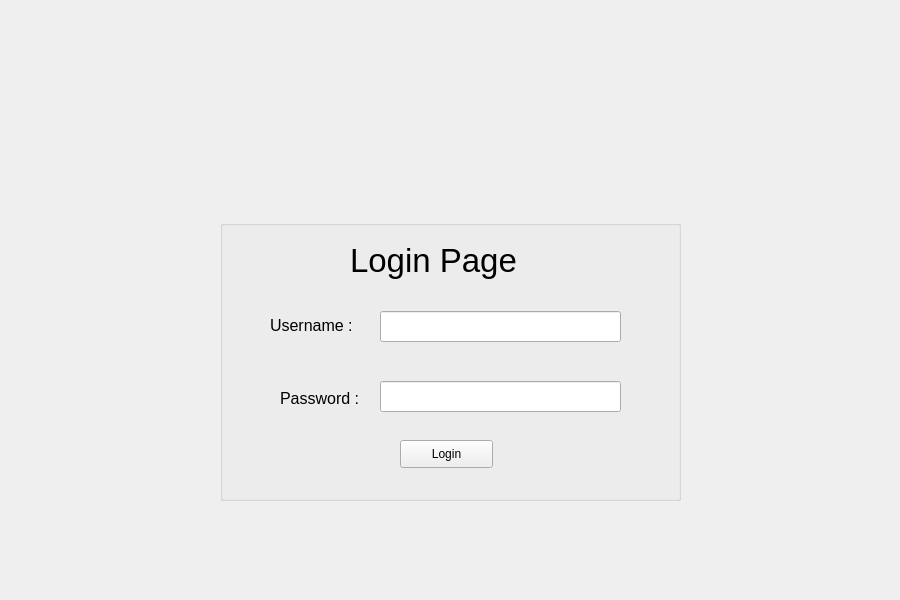
Old version of the form login.ui in the repository Poom1997/gman.
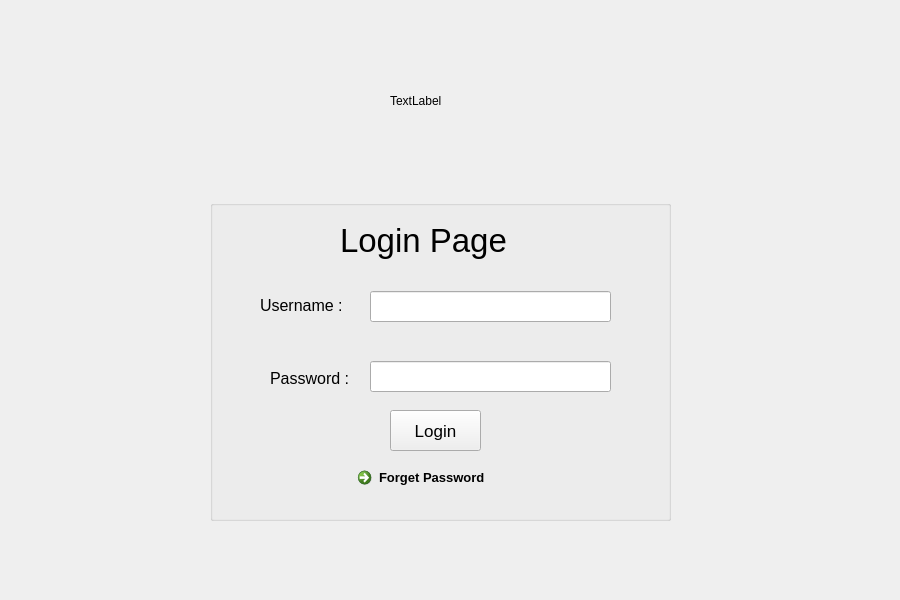
New version of the form.

The edit to the form file:
```diff
--- a/login.ui
+++ b/login.ui
@@ -28,10 +28,10 @@
   <widget class="QGroupBox" name="groupBox">
    <property name="geometry">
     <rect>
-     <x>220</x>
-     <y>220</y>
+     <x>210</x>
+     <y>200</y>
      <width>461</width>
-     <height>281</height>
+     <height>321</height>
     </rect>
    </property>
    <property name="title">
@@ -46,6 +46,15 @@
       <height>31</height>
      </rect>
     </property>
+    <property name="inputMask">
+     <string/>
+    </property>
+    <property name="text">
+     <string/>
+    </property>
+    <property name="echoMode">
+     <enum>QLineEdit::Password</enum>
+    </property>
    </widget>
    <widget class="QLabel" name="usernamelabel">
     <property name="geometry">
@@ -97,11 +106,16 @@
     <property name="geometry">
      <rect>
       <x>180</x>
-      <y>220</y>
-      <width>93</width>
-      <height>28</height>
+      <y>210</y>
+      <width>91</width>
+      <height>41</height>
      </rect>
     </property>
+    <property name="font">
+     <font>
+      <pointsize>13</pointsize>
+     </font>
+    </property>
     <property name="text">
      <string>Login</string>
     </property>
@@ -127,6 +141,38 @@
      <string>Login Page</string>
     </property>
    </widget>
+   <widget class="QCommandLinkButton" name="forgetButton">
+    <property name="geometry">
+     <rect>
+      <x>140</x>
+      <y>260</y>
+      <width>171</width>
+      <height>41</height>
+     </rect>
+    </property>
+    <property name="font">
+     <font>
+      <family>Segoe UI</family>
+      <pointsize>10</pointsize>
+     </font>
+    </property>
+    <property name="text">
+     <string>Forget Password</string>
+    </property>
+   </widget>
+  </widget>
+  <widget class="QLabel" name="label_2">
+   <property name="geometry">
+    <rect>
+     <x>390</x>
+     <y>40</y>
+     <width>121</width>
+     <height>121</height>
+    </rect>
+   </property>
+   <property name="text">
+    <string>TextLabel</string>
+   </property>
   </widget>
  </widget>
  <resources/>
```
